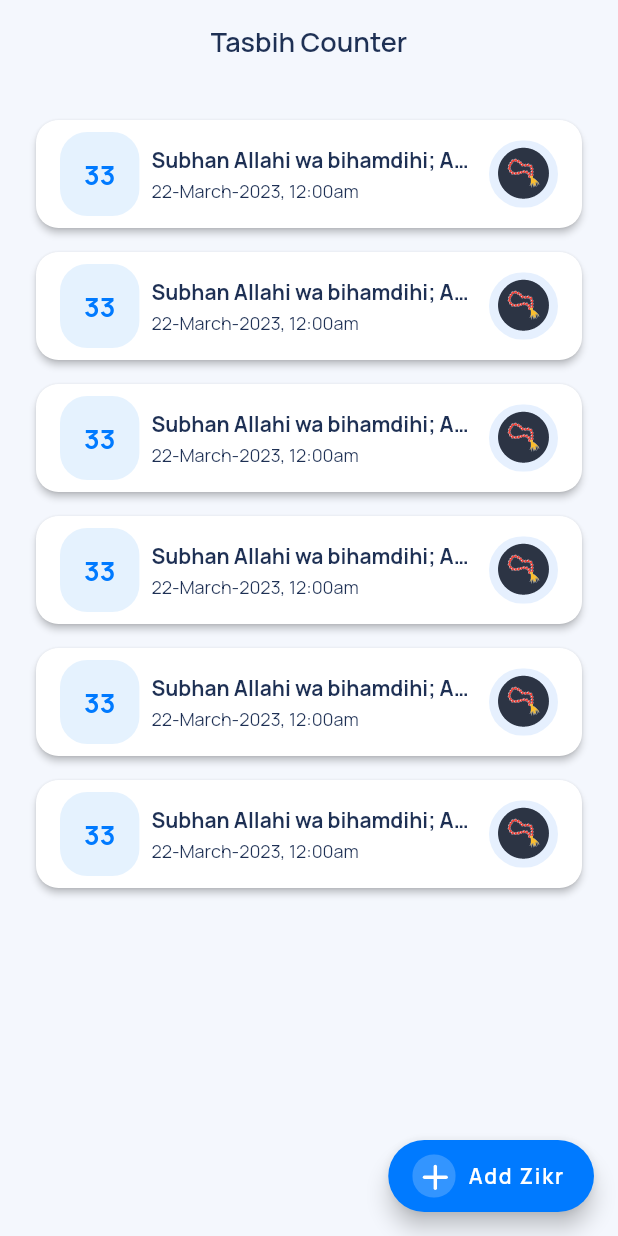
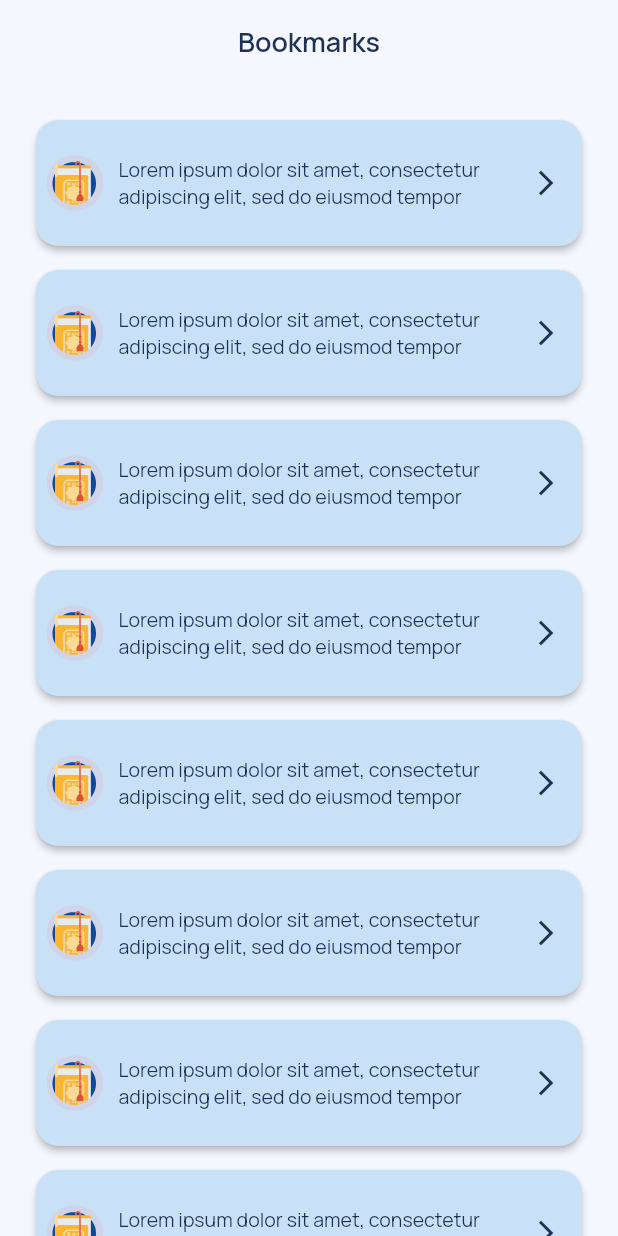
Before and after one commit to UmarAuna/Sahabul-Azkar, a Flutter app: the screen it shows after launch, on a phone screen of 412 x 824 dp. Run offline on Flutter 3.47's test engine with Material 2 defaults, Android fonts, the light colour scheme and no system bars; our stand-ins replace flutter_svg, fluttertoast.

Commit message:
feat: 🎸 implemented bookmarks and prophetic sayings

```diff
--- a/lib/main.dart
+++ b/lib/main.dart
@@ -1,5 +1,5 @@
 import 'package:flutter/material.dart';
-import 'package:sahabul_azkar/screens/tasbih_counter/tasbih_counter_screen.dart';
+import 'package:sahabul_azkar/screens/bookmarks/bookmarks_screen.dart';
 
 import 'utils/app_colors.dart';
 
@@ -26,7 +26,7 @@ class _MyAppState extends State<MyApp> {
         }
       },
       child: MaterialApp(
-        debugShowCheckedModeBanner: true,
+        debugShowCheckedModeBanner: false,
         theme: ThemeData(
           colorScheme: ColorScheme(
               primary: AppColors.primary,
@@ -42,7 +42,10 @@ class _MyAppState extends State<MyApp> {
               brightness: Theme.of(context).brightness),
           fontFamily: 'roboto',
         ),
-        home: const TasbihCounterScreen(),
+        home: const BookmarksScreen(),
+        //home: const PropheticSayingsScreen(),
+        //home: const PropheticSayingsDetailScreen(),
+        //home: const TasbihCounterScreen(),
         //home: const HomeScreen(),
         //home: const LoginScreen(),
         //home: const SplashScreen(),
--- /dev/null
+++ b/lib/screens/bookmarks/bookmarks_screen.dart
@@ -0,0 +1,46 @@
+import 'package:flutter/material.dart';
+import 'package:sahabul_azkar/screens/bookmarks/widget/bookmarks_card.dart';
+import 'package:sahabul_azkar/utils/app_colors.dart';
+import 'package:sahabul_azkar/utils/util.dart';
+
+class BookmarksScreen extends StatefulWidget {
+  const BookmarksScreen({Key? key}) : super(key: key);
+
+  @override
+  State<BookmarksScreen> createState() => _BookmarksScreenState();
+}
+
+class _BookmarksScreenState extends State<BookmarksScreen> {
+  @override
+  Widget build(BuildContext context) {
+    final size = MediaQuery.of(context).size;
+    return Scaffold(
+      appBar: AppBar(
+        centerTitle: true,
+        title: const Text('Bookmarks',
+            style: TextStyle(
+                fontSize: 18,
+                fontFamily: 'Manrope',
+                color: AppColors.textColorDarkBlue,
+                fontWeight: FontWeight.w600)),
+        backgroundColor: AppColors.backgroundWhite,
+        elevation: 0,
+      ),
+      body: Container(
+        width: size.width,
+        color: AppColors.backgroundWhite,
+        child: ListView(
+            padding: const EdgeInsets.only(left: 20, top: 20, right: 20),
+            children: List.generate(
+              8,
+              (index) => BookmarksCard(
+                color: Colorizer().getSpecialFiledColor(AppColors.fillColors),
+                //color: _colors[index],
+                title:
+                    'Lorem ipsum dolor sit amet, consectetur adipiscing elit, sed do eiusmod tempor',
+              ),
+            )),
+      ),
+    );
+  }
+}
--- /dev/null
+++ b/lib/screens/bookmarks/widget/bookmarks_card.dart
@@ -0,0 +1,60 @@
+import 'package:flutter/material.dart';
+import 'package:flutter_svg/svg.dart';
+import 'package:sahabul_azkar/screens/bookmarks/bookmarks_detail_screen.dart';
+import 'package:sahabul_azkar/utils/app_colors.dart';
+import 'package:sahabul_azkar/utils/app_vectors.dart';
+import 'package:sahabul_azkar/utils/util.dart';
+
+class BookmarksCard extends StatelessWidget {
+  //final GestureTapCallback onTap;
+  final String title;
+  final Color? color;
+  const BookmarksCard({Key? key, required this.title, required this.color})
+      : super(key: key);
+
+  @override
+  Widget build(BuildContext context) {
+    return Column(
+      children: [
+        Card(
+            color: color,
+            elevation: 2,
+            shape: RoundedRectangleBorder(
+              borderRadius: BorderRadius.circular(15),
+            ),
+            child: ListTile(
+                horizontalTitleGap: 8,
+                contentPadding: const EdgeInsets.only(
+                    left: 7.0, right: 14.0, top: 14, bottom: 14),
+                title: Text(
+                  title,
+                  maxLines: 2,
+                  style: const TextStyle(
+                      fontSize: 13,
+                      fontFamily: 'Manrope',
+                      //overflow: TextOverflow.clip,
+                      overflow: TextOverflow.ellipsis,
+                      fontWeight: FontWeight.w400,
+                      color: AppColors.textColorDarkBlue),
+                ),
+                leading: SvgPicture.asset(
+                  AppVectors.propheticSayingsSmallIcon,
+                ),
+                trailing: const Icon(
+                  Icons.arrow_forward_ios,
+                  color: AppColors.textColorDarkBlue,
+                  size: 20,
+                ),
+                onTap: () {
+                  showToast('$title');
+                  Navigator.push(context, MaterialPageRoute(builder: (context) {
+                    return BookmarksDetailScreen(color: color);
+                  }));
+                })),
+        const SizedBox(
+          height: 8,
+        )
+      ],
+    );
+  }
+}
--- a/lib/screens/tasbih_counter/widget/tasbih_counter_card.dart
+++ b/lib/screens/tasbih_counter/widget/tasbih_counter_card.dart
@@ -7,13 +7,11 @@ class TasbihCounterCard extends StatelessWidget {
   final GestureTapCallback onTap;
   final String title;
   final String description;
-  final Widget? trailingIcon;
   const TasbihCounterCard({
     Key? key,
     required this.onTap,
     required this.description,
     required this.title,
-    this.trailingIcon,
   }) : super(key: key);
 
   @override
@@ -28,6 +26,7 @@ class TasbihCounterCard extends StatelessWidget {
             ),
             child: ListTile(
                 horizontalTitleGap: 8,
+                contentPadding: const EdgeInsets.only(left: 7.0, right: 14.0),
                 title: Text(
                   title,
                   style: const TextStyle(
--- a/lib/utils/app_colors.dart
+++ b/lib/utils/app_colors.dart
@@ -11,5 +11,24 @@ class AppColors {
   static const propheticSayingsColor = Color(0xFFDCDEEE);
   static const shareAppColor = Color(0xFFE9DEC6);
   static const aboutAppColor = Color(0xFFE3EDE4);
+  static const lightGreen = Color(0xFFDBF9E8);
+  static const dividerColor = Color(0xFFCAC4D0);
   static const transparent = Colors.transparent;
+  static const fillColors = [
+    Color(0xFFFFF6EA),
+    Color(0xFFFCE9E9),
+    Color(0xFFE6F1FC),
+    Color(0xFFDBF9E8),
+    Color(0xFFFFEFEE),
+    Color(0xFFE8FBFF),
+    Color(0xFFF8F0FF),
+    Color(0xFFFFE7C4),
+    Color(0xFFE3DEFF),
+    Color(0xFFF4D2D2),
+    Color(0xFFC9E1F6),
+    Color(0xFFF4E3CB),
+    Color(0xFFDFCDFA),
+    Color(0xFFBDE8DA),
+    Color(0xFFC6DAEC),
+  ];
 }
--- a/lib/utils/app_vectors.dart
+++ b/lib/utils/app_vectors.dart
@@ -7,6 +7,11 @@ class AppVectors {
   static const String arrowRightIcon = 'assets/images/svgs/arrow_right.svg';
   static const String tasbihSmallIcon = 'assets/images/svgs/tasbih_small.svg';
   static const String addZikrIcon = 'assets/images/svgs/add_zikr_icon.svg';
+  static const String quotes = 'assets/images/svgs/quote.svg';
+  static const String bookmarkDirIcon =
+      'assets/images/svgs/bookmark_dir_icon.svg';
+  static const String propheticSayingsSmallIcon =
+      'assets/images/svgs/prophetic_sayings_small_icon.svg';
   static const String propheticSayingIcon =
       'assets/images/svgs/prophetic_sayings_icon.svg';
   static const String tasbihCounterIcon =
--- a/pubspec.yaml
+++ b/pubspec.yaml
@@ -37,6 +37,7 @@ dependencies:
   # Use with the CupertinoIcons class for iOS style icons.
   cupertino_icons: ^1.0.2
   flutter_svg: ^1.1.6
+  fluttertoast: ^8.2.1
 
 dev_dependencies:
   flutter_test:
```
Also changed, not shown: lib/screens/bookmarks/bookmarks_detail_screen.dart (added, +136 -0 lines), lib/screens/prophetics_sayings/prophetic_sayings_detail_screen.dart (added, +135 -0 lines), lib/screens/prophetics_sayings/prophetic_sayings_screen.dart (added, +58 -0 lines), lib/screens/prophetics_sayings/widgets/prophetic_sayings_card.dart (added, +59 -0 lines), lib/utils/extensions.dart (deleted, +0 -24 lines), lib/utils/util.dart (added, +79 -0 lines), assets/images/svgs/bookmark_dir_icon.svg (added), assets/images/svgs/prophetic_sayings_small_icon.svg (added), assets/images/svgs/quote.svg (added), pubspec.lock, 6 other files.
